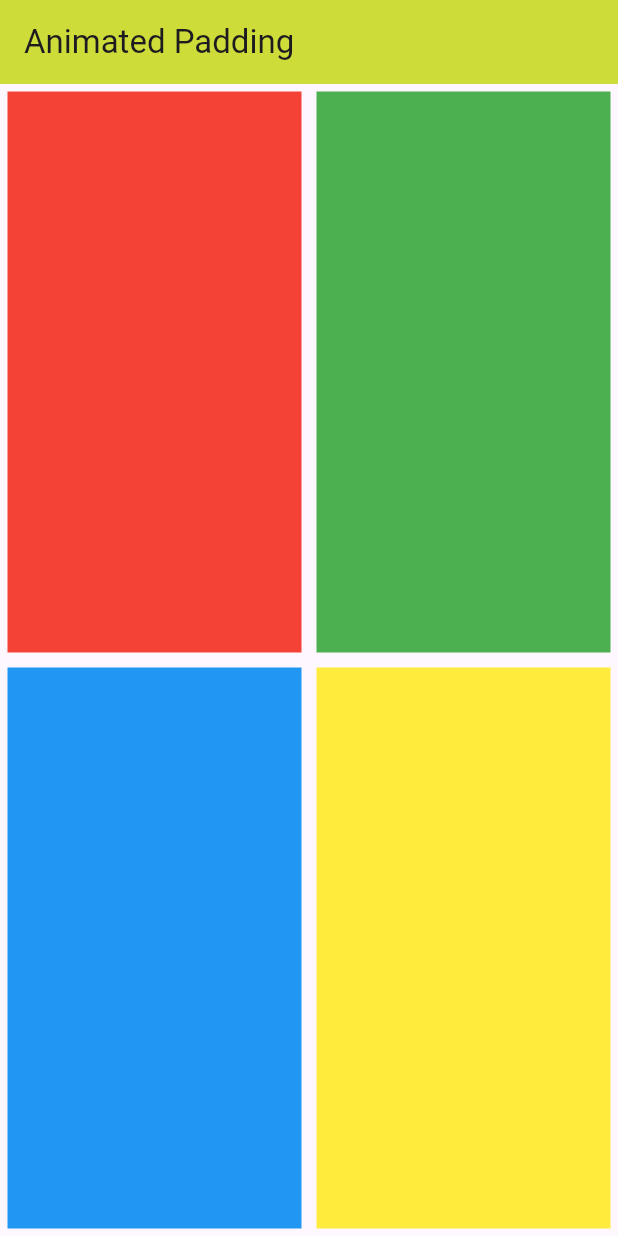
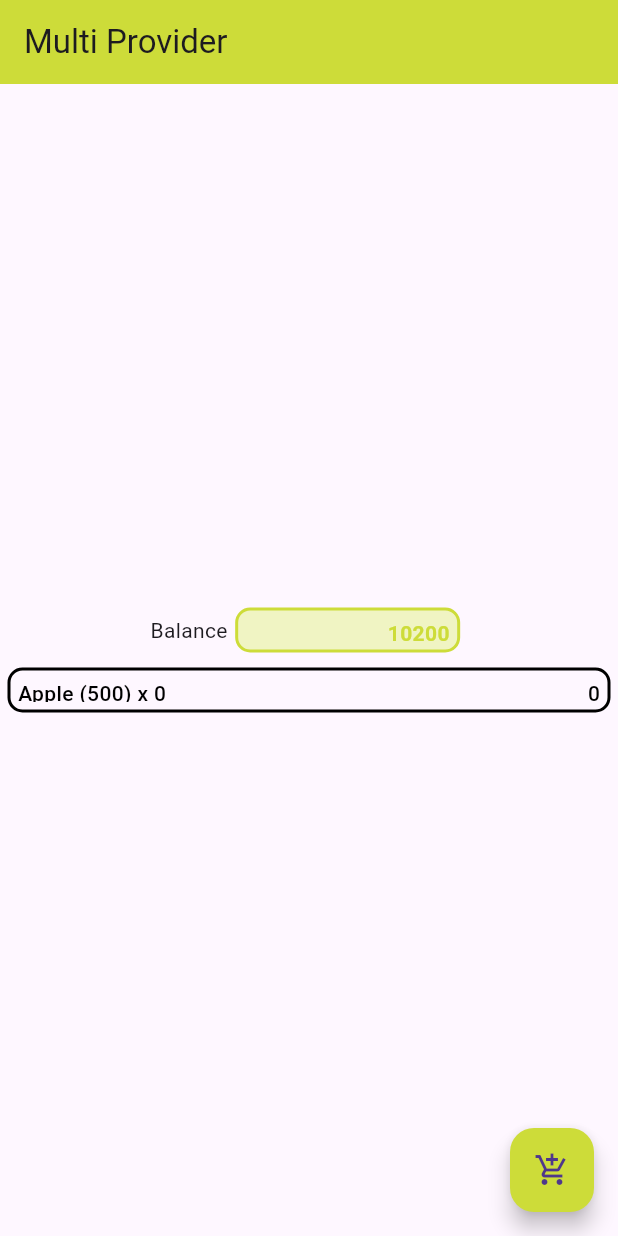
Before and after one commit to yabsiraditya/learn-flutter, a Flutter app: the screen it shows after launch, on a phone screen of 412 x 824 dp. Run offline on Flutter 3.47's test engine with Material 3 defaults, Android fonts, the phone set to English and light mode, and no system bars; our stand-ins replace audioplayers, qr_flutter, shared_preferences; missing offline and left inert: flutter_barcode_scanner; accounts and stored records are empty.

Commit message:
update learn-flutter

```diff
--- /dev/null
+++ b/lib/cart.dart
@@ -0,0 +1,12 @@
+import 'package:flutter/material.dart';
+import 'package:flutter/foundation.dart';
+
+class Cart with ChangeNotifier {
+  int _quantity = 0;
+
+  int get quantity => _quantity;
+  set quantity(int value) {
+    _quantity = value;
+    notifyListeners();
+  }
+}
--- a/lib/main.dart
+++ b/lib/main.dart
@@ -1,5 +1,5 @@
 import 'package:flutter/material.dart';
-import 'package:learn_flutter/animatedPadding.dart';
+import 'package:learn_flutter/multiProvider.dart';
 
 void main() => runApp(MyApp());
 
@@ -8,7 +8,7 @@ class MyApp extends StatelessWidget {
   Widget build(BuildContext context) {
     return MaterialApp(
       debugShowCheckedModeBanner: false,
-      home: AnimasiPad(),
+      home: MultiProviderMain(),
     );
   }
 }
--- /dev/null
+++ b/lib/money.dart
@@ -0,0 +1,12 @@
+import 'package:flutter/material.dart';
+import 'package:flutter/foundation.dart';
+
+class Money with ChangeNotifier {
+  int _balance = 10200;
+
+  int get balance => _balance;
+  set balance(int value) {
+    _balance = value;
+    notifyListeners();
+  }
+}
--- /dev/null
+++ b/lib/multiProvider.dart
@@ -0,0 +1,115 @@
+import 'package:flutter/material.dart';
+import 'package:learn_flutter/cart.dart';
+import 'package:learn_flutter/money.dart';
+import 'package:provider/provider.dart';
+
+class MultiProviderMain extends StatelessWidget {
+  const MultiProviderMain({super.key});
+
+  @override
+  Widget build(BuildContext context) {
+    return MultiProvider(
+      providers: [
+        ChangeNotifierProvider<Money>(
+          create: (BuildContext context) => Money(),
+        ),
+        ChangeNotifierProvider<Cart>(
+          create: (BuildContext context) => Cart(),
+        ),
+      ],
+      child: Scaffold(
+        floatingActionButton: Consumer<Money>(
+          builder: (context, money, _) => Consumer<Cart>(
+            builder: (context, cart, _) => FloatingActionButton(
+              onPressed: () {
+                if (money.balance >= 500) {
+                  cart.quantity += 1;
+                  money.balance -= 500;
+                }
+              },
+              child: Icon(Icons.add_shopping_cart),
+              backgroundColor: Colors.lime,
+            ),
+          ),
+        ),
+        appBar: AppBar(
+          title: Text("Multi Provider"),
+          backgroundColor: Colors.lime,
+        ),
+        body: Center(
+          child: Column(
+            mainAxisAlignment: MainAxisAlignment.center,
+            children: <Widget>[
+              Row(
+                mainAxisAlignment: MainAxisAlignment.center,
+                children: <Widget>[
+                  Text("Balance"),
+                  Container(
+                    child: Align(
+                      alignment: Alignment.centerRight,
+                      child: Consumer<Money>(
+                        builder: (context, money, _) => Text(
+                          money.balance.toString(),
+                          style: TextStyle(
+                            color: Colors.lime,
+                            fontWeight: FontWeight.w700,
+                          ),
+                        ),
+                      ),
+                    ),
+                    height: 30,
+                    width: 150,
+                    margin: EdgeInsets.all(5),
+                    padding: EdgeInsets.all(5),
+                    decoration: BoxDecoration(
+                        borderRadius: BorderRadius.circular(10),
+                        color: Colors.lime[100],
+                        border: Border.all(
+                          color: Colors.lime,
+                          width: 2,
+                        )),
+                  ),
+                ],
+              ),
+              Container(
+                child: Align(
+                  alignment: Alignment.centerRight,
+                  child: Consumer<Cart>(
+                    builder: (context, cart, _) => Row(
+                      mainAxisAlignment: MainAxisAlignment.spaceBetween,
+                      children: <Widget>[
+                        Text(
+                          "Apple (500) x " + cart.quantity.toString(),
+                          style: TextStyle(
+                            color: Colors.black,
+                            fontWeight: FontWeight.w500,
+                          ),
+                        ),
+                        Text(
+                          (500 * cart.quantity).toString(),
+                          style: TextStyle(
+                            color: Colors.black,
+                            fontWeight: FontWeight.w500,
+                          ),
+                        ),
+                      ],
+                    ),
+                  ),
+                ),
+                height: 30,
+                margin: EdgeInsets.all(5),
+                padding: EdgeInsets.all(5),
+                decoration: BoxDecoration(
+                    borderRadius: BorderRadius.circular(10),
+                    border: Border.all(
+                      color: Colors.black,
+                      width: 2,
+                    )),
+              ),
+            ],
+          ),
+        ),
+      ),
+    );
+  }
+}
--- a/pubspec.yaml
+++ b/pubspec.yaml
@@ -40,6 +40,8 @@ dependencies:
   audioplayers: ^6.1.0
   intl: ^0.19.0
   http: ^1.2.2
+  shared_preferences: ^2.3.2
+  provider: ^6.1.2
 
 
 dev_dependencies:
```
Also changed, not shown: lib/appColor.dart (added, +14 -0 lines), lib/provideState.dart (added, +59 -0 lines), lib/sharedPreference.dart (added, +77 -0 lines), pubspec.lock, 1 other file.
